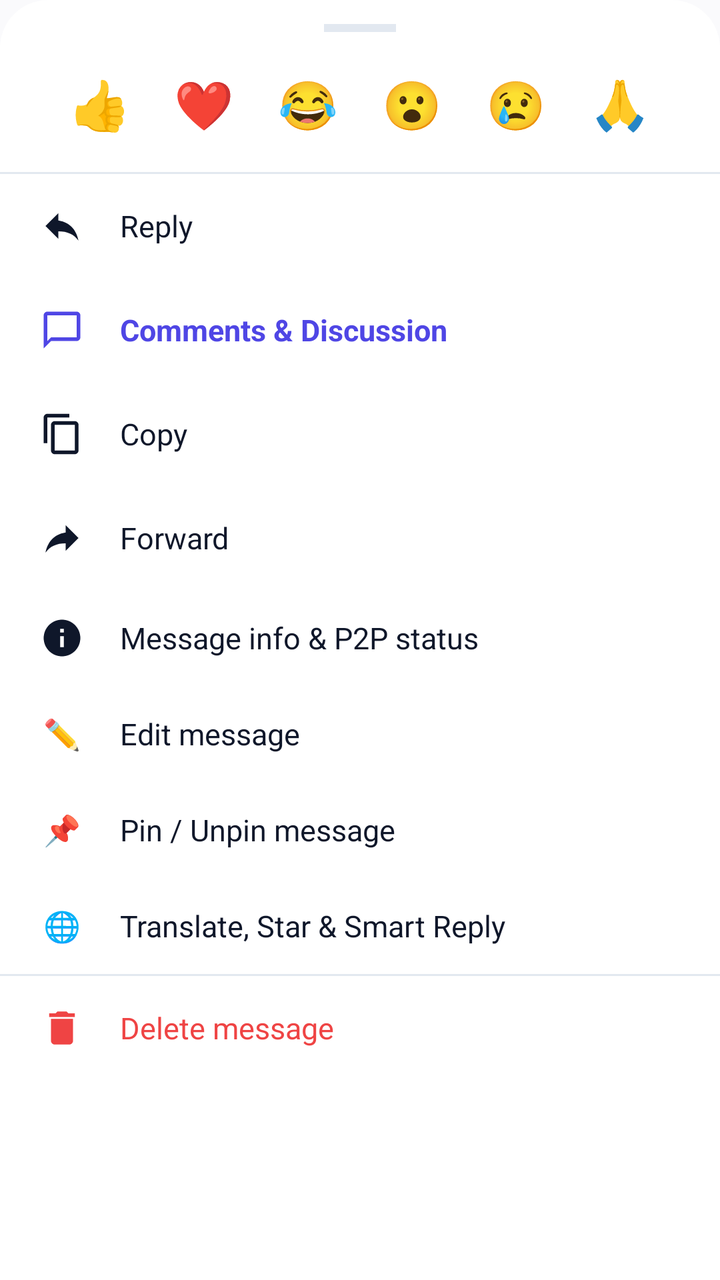
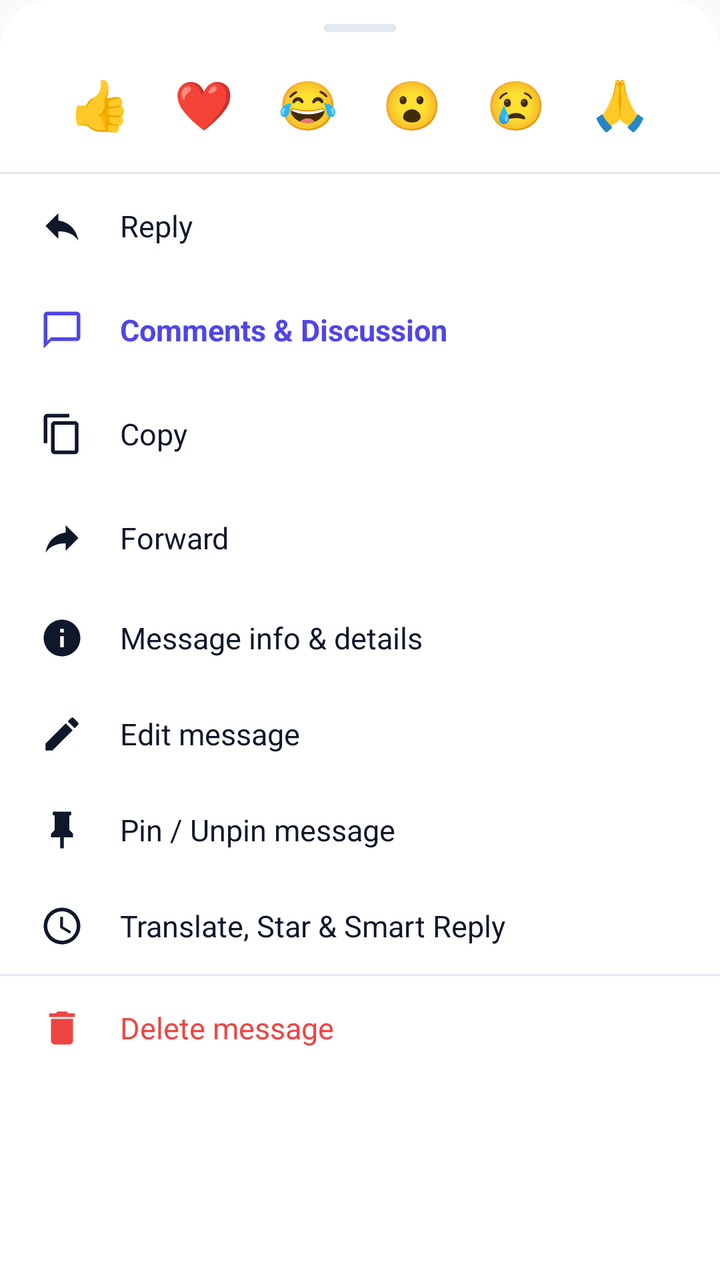

Screens rendered from an Android XML layout before and after an edit, with the pre-edit source and the edit as a unified diff.
<!-- AndroidManifest.xml: application theme Theme.VEIL -->
<!-- res/layout/bottom_sheet_message_actions.xml -->
<?xml version="1.0" encoding="utf-8"?>
<LinearLayout xmlns:android="http://schemas.android.com/apk/res/android"
    xmlns:app="http://schemas.android.com/apk/res-auto"
    android:layout_width="match_parent"
    android:layout_height="wrap_content"
    android:orientation="vertical"
    android:background="@drawable/bottom_sheet_background"
    android:paddingTop="12dp"
    android:paddingBottom="24dp">

    
    <View
        android:layout_width="36dp"
        android:layout_height="4dp"
        android:background="@color/colorOutline"
        android:layout_gravity="center_horizontal"
        android:layout_marginBottom="14dp" />

    
    <LinearLayout
        android:id="@+id/reactionsStrip"
        android:layout_width="match_parent"
        android:layout_height="wrap_content"
        android:orientation="horizontal"
        android:gravity="center"
        android:paddingStart="16dp"
        android:paddingEnd="16dp"
        android:paddingBottom="12dp">

        <TextView
            android:id="@+id/reactionThumbsUp"
            android:layout_width="44dp"
            android:layout_height="44dp"
            android:gravity="center"
            android:text="👍"
            android:textSize="24sp"
            android:background="?attr/selectableItemBackgroundBorderless" />

        <TextView
            android:id="@+id/reactionHeart"
            android:layout_width="44dp"
            android:layout_height="44dp"
            android:gravity="center"
            android:text="❤️"
            android:textSize="24sp"
            android:layout_marginStart="8dp"
            android:background="?attr/selectableItemBackgroundBorderless" />

        <TextView
            android:id="@+id/reactionLaugh"
            android:layout_width="44dp"
            android:layout_height="44dp"
            android:gravity="center"
            android:text="😂"
            android:textSize="24sp"
            android:layout_marginStart="8dp"
            android:background="?attr/selectableItemBackgroundBorderless" />

        <TextView
            android:id="@+id/reactionWow"
            android:layout_width="44dp"
            android:layout_height="44dp"
            android:gravity="center"
            android:text="😮"
            android:textSize="24sp"
            android:layout_marginStart="8dp"
            android:background="?attr/selectableItemBackgroundBorderless" />

        <TextView
            android:id="@+id/reactionSad"
            android:layout_width="44dp"
            android:layout_height="44dp"
            android:gravity="center"
            android:text="😢"
            android:textSize="24sp"
            android:layout_marginStart="8dp"
            android:background="?attr/selectableItemBackgroundBorderless" />

        <TextView
            android:id="@+id/reactionPray"
            android:layout_width="44dp"
            android:layout_height="44dp"
            android:gravity="center"
            android:text="🙏"
            android:textSize="24sp"
            android:layout_marginStart="8dp"
            android:background="?attr/selectableItemBackgroundBorderless" />

    </LinearLayout>

    <View
        android:layout_width="match_parent"
        android:layout_height="1dp"
        android:background="@color/colorOutline" />

    
    <LinearLayout
        android:id="@+id/actionReply"
        android:layout_width="match_parent"
        android:layout_height="52dp"
        android:orientation="horizontal"
        android:gravity="center_vertical"
        android:paddingStart="20dp"
        android:paddingEnd="20dp"
        android:background="?attr/selectableItemBackground"
        android:clickable="true"
        android:focusable="true">

        <ImageView
            android:layout_width="22dp"
            android:layout_height="22dp"
            android:src="@drawable/ic_reply"
            app:tint="@color/textPrimary" />

        <TextView
            android:layout_width="wrap_content"
            android:layout_height="wrap_content"
            android:layout_marginStart="18dp"
            android:text="Reply"
            android:textColor="@color/textPrimary"
            android:textSize="15sp" />

    </LinearLayout>

    
    <LinearLayout
        android:id="@+id/actionComments"
        android:layout_width="match_parent"
        android:layout_height="52dp"
        android:orientation="horizontal"
        android:gravity="center_vertical"
        android:paddingStart="20dp"
        android:paddingEnd="20dp"
        android:background="?attr/selectableItemBackground"
        android:clickable="true"
        android:focusable="true">

        <ImageView
            android:layout_width="22dp"
            android:layout_height="22dp"
            android:src="@drawable/ic_chat"
            app:tint="@color/colorPrimary" />

        <TextView
            android:layout_width="wrap_content"
            android:layout_height="wrap_content"
            android:layout_marginStart="18dp"
            android:text="Comments &amp; Discussion"
            android:textColor="@color/colorPrimary"
            android:textSize="15sp"
            android:textStyle="bold" />

    </LinearLayout>

    
    <LinearLayout
        android:id="@+id/actionCopy"
        android:layout_width="match_parent"
        android:layout_height="52dp"
        android:orientation="horizontal"
        android:gravity="center_vertical"
        android:paddingStart="20dp"
        android:paddingEnd="20dp"
        android:background="?attr/selectableItemBackground"
        android:clickable="true"
        android:focusable="true">

        <ImageView
            android:layout_width="22dp"
            android:layout_height="22dp"
            android:src="@drawable/ic_copy"
            app:tint="@color/textPrimary" />

        <TextView
            android:layout_width="wrap_content"
            android:layout_height="wrap_content"
            android:layout_marginStart="18dp"
            android:text="Copy"
            android:textColor="@color/textPrimary"
            android:textSize="15sp" />

    </LinearLayout>

    
    <LinearLayout
        android:id="@+id/actionForward"
        android:layout_width="match_parent"
        android:layout_height="52dp"
        android:orientation="horizontal"
        android:gravity="center_vertical"
        android:paddingStart="20dp"
        android:paddingEnd="20dp"
        android:background="?attr/selectableItemBackground"
        android:clickable="true"
        android:focusable="true">

        <ImageView
            android:layout_width="22dp"
            android:layout_height="22dp"
            android:src="@drawable/ic_forward"
            app:tint="@color/textPrimary" />

        <TextView
            android:layout_width="wrap_content"
            android:layout_height="wrap_content"
            android:layout_marginStart="18dp"
            android:text="Forward"
            android:textColor="@color/textPrimary"
            android:textSize="15sp" />

    </LinearLayout>

    
    <LinearLayout
        android:id="@+id/actionInfo"
        android:layout_width="match_parent"
        android:layout_height="48dp"
        android:orientation="horizontal"
        android:gravity="center_vertical"
        android:paddingStart="20dp"
        android:paddingEnd="20dp"
        android:background="?attr/selectableItemBackground"
        android:clickable="true"
        android:focusable="true">

        <ImageView
            android:layout_width="22dp"
            android:layout_height="22dp"
            android:src="@drawable/ic_info"
            app:tint="@color/textPrimary" />

        <TextView
            android:layout_width="wrap_content"
            android:layout_height="wrap_content"
            android:layout_marginStart="18dp"
            android:text="Message info &amp; P2P status"
            android:textColor="@color/textPrimary"
            android:textSize="15sp" />

    </LinearLayout>

    
    <LinearLayout
        android:id="@+id/actionEdit"
        android:layout_width="match_parent"
        android:layout_height="48dp"
        android:orientation="horizontal"
        android:gravity="center_vertical"
        android:paddingStart="20dp"
        android:paddingEnd="20dp"
        android:background="?attr/selectableItemBackground"
        android:clickable="true"
        android:focusable="true">

        <TextView
            android:layout_width="22dp"
            android:layout_height="22dp"
            android:gravity="center"
            android:text="✏️"
            android:textSize="15sp" />

        <TextView
            android:layout_width="wrap_content"
            android:layout_height="wrap_content"
            android:layout_marginStart="18dp"
            android:text="Edit message"
            android:textColor="@color/textPrimary"
            android:textSize="15sp" />

    </LinearLayout>

    
    <LinearLayout
        android:id="@+id/actionPin"
        android:layout_width="match_parent"
        android:layout_height="48dp"
        android:orientation="horizontal"
        android:gravity="center_vertical"
        android:paddingStart="20dp"
        android:paddingEnd="20dp"
        android:background="?attr/selectableItemBackground"
        android:clickable="true"
        android:focusable="true">

        <TextView
            android:layout_width="22dp"
            android:layout_height="22dp"
            android:gravity="center"
            android:text="📌"
            android:textSize="15sp" />

        <TextView
            android:layout_width="wrap_content"
            android:layout_height="wrap_content"
            android:layout_marginStart="18dp"
            android:text="Pin / Unpin message"
            android:textColor="@color/textPrimary"
            android:textSize="15sp" />

    </LinearLayout>

    
    <LinearLayout
        android:id="@+id/actionTranslate"
        android:layout_width="match_parent"
        android:layout_height="48dp"
        android:orientation="horizontal"
        android:gravity="center_vertical"
        android:paddingStart="20dp"
        android:paddingEnd="20dp"
        android:background="?attr/selectableItemBackground"
        android:clickable="true"
        android:focusable="true">

        <TextView
            android:layout_width="22dp"
            android:layout_height="22dp"
            android:gravity="center"
            android:text="🌐"
            android:textSize="15sp" />

        <TextView
            android:layout_width="wrap_content"
            android:layout_height="wrap_content"
            android:layout_marginStart="18dp"
            android:text="Translate, Star &amp; Smart Reply"
            android:textColor="@color/textPrimary"
            android:textSize="15sp" />

    </LinearLayout>

    <View
        android:layout_width="match_parent"
        android:layout_height="1dp"
        android:background="@color/colorOutline" />

    
    <LinearLayout
        android:id="@+id/actionDelete"
        android:layout_width="match_parent"
        android:layout_height="52dp"
        android:orientation="horizontal"
        android:gravity="center_vertical"
        android:paddingStart="20dp"
        android:paddingEnd="20dp"
        android:background="?attr/selectableItemBackground"
        android:clickable="true"
        android:focusable="true">

        <ImageView
            android:layout_width="22dp"
            android:layout_height="22dp"
            android:src="@drawable/ic_delete"
            app:tint="@color/colorError" />

        <TextView
            android:layout_width="wrap_content"
            android:layout_height="wrap_content"
            android:layout_marginStart="18dp"
            android:text="Delete message"
            android:textColor="@color/colorError"
            android:textSize="15sp" />

    </LinearLayout>

</LinearLayout>
<!-- resources referenced by this layout -->
<resources>
  <style name="Base.Theme.VEIL" parent="Theme.Material3.DayNight.NoActionBar">
          <item name="android:statusBarColor">@android:color/transparent</item>
          <item name="android:navigationBarColor">@android:color/transparent</item>
          <item name="android:windowLightStatusBar" tools:targetApi="m">true</item>
          <item name="colorPrimary">@color/colorPrimary</item>
          <item name="colorOnPrimary">@color/colorOnPrimary</item>
          <item name="colorPrimaryContainer">@color/colorPrimaryContainer</item>
          <item name="colorOnPrimaryContainer">@color/colorOnPrimaryContainer</item>
          <item name="colorSurface">@color/colorSurface</item>
          <item name="colorSurfaceVariant">@color/colorSurfaceVariant</item>
          <item name="colorOutline">@color/colorOutline</item>
          <item name="android:colorBackground">@color/colorBackground</item>
          <item name="bottomSheetDialogTheme">@style/ModernBottomSheetDialogTheme</item>
      </style>
  <!-- unchanged entries left out for length: 21 -->
</resources>

<!-- the commit's change to res/layout/bottom_sheet_message_actions.xml (unified diff, before → after) -->
@@ -12,7 +12,7 @@
     <View
         android:layout_width="36dp"
         android:layout_height="4dp"
-        android:background="@color/colorOutline"
+        android:background="@drawable/bg_persona_drag_handle"
         android:layout_gravity="center_horizontal"
         android:layout_marginBottom="14dp" />
 
@@ -233,7 +233,7 @@
             android:layout_width="wrap_content"
             android:layout_height="wrap_content"
             android:layout_marginStart="18dp"
-            android:text="Message info &amp; P2P status"
+            android:text="Message info &amp; details"
             android:textColor="@color/textPrimary"
             android:textSize="15sp" />
 
@@ -252,12 +252,11 @@
         android:clickable="true"
         android:focusable="true">
 
-        <TextView
-            android:layout_width="22dp"
-            android:layout_height="22dp"
-            android:gravity="center"
-            android:text="✏️"
-            android:textSize="15sp" />
+        <ImageView
+            android:layout_width="22dp"
+            android:layout_height="22dp"
+            android:src="@drawable/ic_edit"
+            app:tint="@color/textPrimary" />
 
         <TextView
             android:layout_width="wrap_content"
@@ -282,12 +281,11 @@
         android:clickable="true"
         android:focusable="true">
 
-        <TextView
-            android:layout_width="22dp"
-            android:layout_height="22dp"
-            android:gravity="center"
-            android:text="📌"
-            android:textSize="15sp" />
+        <ImageView
+            android:layout_width="22dp"
+            android:layout_height="22dp"
+            android:src="@drawable/ic_chat_pin"
+            app:tint="@color/textPrimary" />
 
         <TextView
             android:layout_width="wrap_content"
@@ -301,6 +299,38 @@
 
     
     <LinearLayout
+        android:id="@+id/actionFavoriteMedia"
+        android:layout_width="match_parent"
+        android:layout_height="48dp"
+        android:orientation="horizontal"
+        android:gravity="center_vertical"
+        android:paddingStart="20dp"
+        android:paddingEnd="20dp"
+        android:background="?attr/selectableItemBackground"
+        android:clickable="true"
+        android:focusable="true"
+        android:visibility="gone">
+
+        <ImageView
+            android:id="@+id/ivFavoriteMediaIcon"
+            android:layout_width="22dp"
+            android:layout_height="22dp"
+            android:src="@drawable/ic_star"
+            app:tint="@color/textPrimary" />
+
+        <TextView
+            android:id="@+id/tvFavoriteMediaTitle"
+            android:layout_width="wrap_content"
+            android:layout_height="wrap_content"
+            android:layout_marginStart="18dp"
+            android:text="Add to Favorites"
+            android:textColor="@color/textPrimary"
+            android:textSize="15sp" />
+
+    </LinearLayout>
+
+    
+    <LinearLayout
         android:id="@+id/actionTranslate"
         android:layout_width="match_parent"
         android:layout_height="48dp"
@@ -312,12 +342,11 @@
         android:clickable="true"
         android:focusable="true">
 
-        <TextView
-            android:layout_width="22dp"
-            android:layout_height="22dp"
-            android:gravity="center"
-            android:text="🌐"
-            android:textSize="15sp" />
+        <ImageView
+            android:layout_width="22dp"
+            android:layout_height="22dp"
+            android:src="@drawable/ic_language"
+            app:tint="@color/textPrimary" />
 
         <TextView
             android:layout_width="wrap_content"
<!-- resource entries referenced after the edit -->
@@ -1,5 +1,53 @@
 <!-- resources referenced by this layout -->
 <resources>
+  <!-- drawable bg_persona_drag_handle (drawable) -->
+  <?xml version="1.0" encoding="utf-8"?>
+  <shape xmlns:android="http://schemas.android.com/apk/res/android"
+      android:shape="rectangle">
+      <solid android:color="@color/colorOutline" />
+      <corners android:radius="2dp" />
+  </shape>
+  <!-- drawable ic_chat_pin (drawable) -->
+  <vector xmlns:android="http://schemas.android.com/apk/res/android"
+      android:width="14dp"
+      android:height="14dp"
+      android:viewportWidth="24"
+      android:viewportHeight="24"
+      android:tint="?attr/colorControlNormal">
+    <path
+        android:fillColor="@android:color/white"
+        android:pathData="M16,12V4H17V2H7V4H8V12L6,14V16H11V22H13V16H18V14L16,12Z"/>
+  </vector>
+  <!-- drawable ic_edit (drawable) -->
+  <vector xmlns:android="http://schemas.android.com/apk/res/android"
+      android:width="24dp"
+      android:height="24dp"
+      android:viewportWidth="24"
+      android:viewportHeight="24">
+      <path
+          android:fillColor="@color/text_primary"
+          android:pathData="M3,17.25V21h3.75L17.81,9.94l-3.75,-3.75L3,17.25zM20.71,7.04c0.39,-0.39 0.39,-1.02 0,-1.41l-2.34,-2.34c-0.39,-0.39 -1.02,-0.39 -1.41,0l-1.83,1.83 3.75,3.75 1.83,-1.83z"/>
+  </vector>
+  <!-- drawable ic_language (drawable) -->
+  <vector xmlns:android="http://schemas.android.com/apk/res/android"
+      android:width="24dp"
+      android:height="24dp"
+      android:viewportWidth="24"
+      android:viewportHeight="24">
+      <path
+          android:fillColor="@color/text_primary"
+          android:pathData="M11.99,2C6.47,2 2,6.48 2,12s4.47,10 9.99,10C17.52,22 22,17.52 22,12S17.52,2 11.99,2zM12,20c-4.42,0 -8,-3.58 -8,-8s3.58,-8 8,-8 8,3.58 8,8 -3.58,8 -8,8zM12.5,7H11v6l5.25,3.15 0.75,-1.23 -4.5,-2.67V7z"/>
+  </vector>
+  <!-- drawable ic_star (drawable) -->
+  <vector xmlns:android="http://schemas.android.com/apk/res/android"
+      android:width="24dp"
+      android:height="24dp"
+      android:viewportWidth="24"
+      android:viewportHeight="24">
+    <path
+        android:fillColor="#FFB800"
+        android:pathData="M12,17.27L18.18,21l-1.64,-7.03L22,9.24l-7.19,-0.61L12,2 9.19,8.63 2,9.24l5.46,4.73L5.82,21z"/>
+  </vector>
   <style name="Base.Theme.VEIL" parent="Theme.Material3.DayNight.NoActionBar">
           <item name="android:statusBarColor">@android:color/transparent</item>
           <item name="android:navigationBarColor">@android:color/transparent</item>
@@ -8,12 +56,46 @@
           <item name="colorOnPrimary">@color/colorOnPrimary</item>
           <item name="colorPrimaryContainer">@color/colorPrimaryContainer</item>
           <item name="colorOnPrimaryContainer">@color/colorOnPrimaryContainer</item>
+          <item name="colorSecondary">@color/colorSecondary</item>
+          <item name="colorOnSecondary">@color/colorOnSecondary</item>
+          <item name="colorSecondaryContainer">@color/colorSecondaryContainer</item>
+          <item name="colorOnSecondaryContainer">@color/colorOnSecondaryContainer</item>
+          <item name="colorTertiary">@color/colorTertiary</item>
+          <item name="colorOnTertiary">@color/colorOnTertiary</item>
+          <item name="colorTertiaryContainer">@color/colorTertiaryContainer</item>
+          <item name="colorOnTertiaryContainer">@color/colorOnTertiaryContainer</item>
           <item name="colorSurface">@color/colorSurface</item>
+          <item name="colorOnSurface">@color/colorOnSurface</item>
           <item name="colorSurfaceVariant">@color/colorSurfaceVariant</item>
+          <item name="colorOnSurfaceVariant">@color/colorOnSurfaceVariant</item>
+          <item name="colorSurfaceDim">@color/colorSurfaceDim</item>
+          <item name="colorSurfaceBright">@color/colorSurfaceBright</item>
+          <item name="colorSurfaceContainerLowest">@color/colorSurfaceContainerLowest</item>
+          <item name="colorSurfaceContainerLow">@color/colorSurfaceContainerLow</item>
+          <item name="colorSurfaceContainer">@color/colorSurfaceContainer</item>
+          <item name="colorSurfaceContainerHigh">@color/colorSurfaceContainerHigh</item>
+          <item name="colorSurfaceContainerHighest">@color/colorSurfaceContainerHighest</item>
           <item name="colorOutline">@color/colorOutline</item>
           <item name="android:colorBackground">@color/colorBackground</item>
           <item name="bottomSheetDialogTheme">@style/ModernBottomSheetDialogTheme</item>
       </style>
+  <color name="colorSecondary">#0D9488</color>
+  <color name="colorOnSecondary">#FFFFFF</color>
+  <color name="colorSecondaryContainer">#EEF2FF</color>
+  <color name="colorOnSecondaryContainer">#3730A3</color>
+  <color name="colorTertiary">#06B6D4</color>
+  <color name="colorOnTertiary">#FFFFFF</color>
+  <color name="colorTertiaryContainer">#ECFEFF</color>
+  <color name="colorOnTertiaryContainer">#155E75</color>
+  <color name="colorOnSurface">#0F172A</color>
+  <color name="colorOnSurfaceVariant">#475569</color>
+  <color name="colorSurfaceDim">#E2E8F0</color>
+  <color name="colorSurfaceBright">#FFFFFF</color>
+  <color name="colorSurfaceContainerLowest">#FFFFFF</color>
+  <color name="colorSurfaceContainerLow">#F8FAFC</color>
+  <color name="colorSurfaceContainer">#F1F5F9</color>
+  <color name="colorSurfaceContainerHigh">#E2E8F0</color>
+  <color name="colorSurfaceContainerHighest">#CBD5E1</color>
   <!-- unchanged entries left out for length: 21 -->
 </resources>
 
